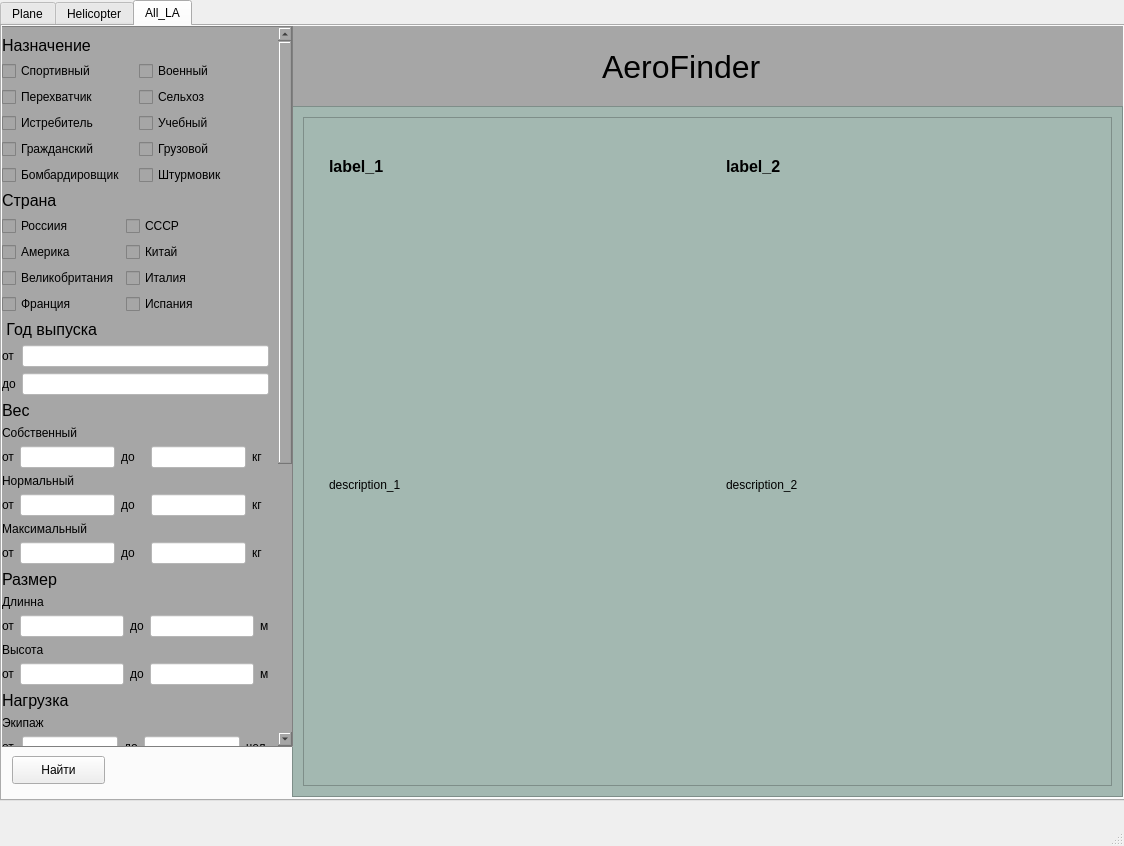
MrParkour/AeroFinder, file ui_designes/ui_design_V_5.ui: the form before one commit.
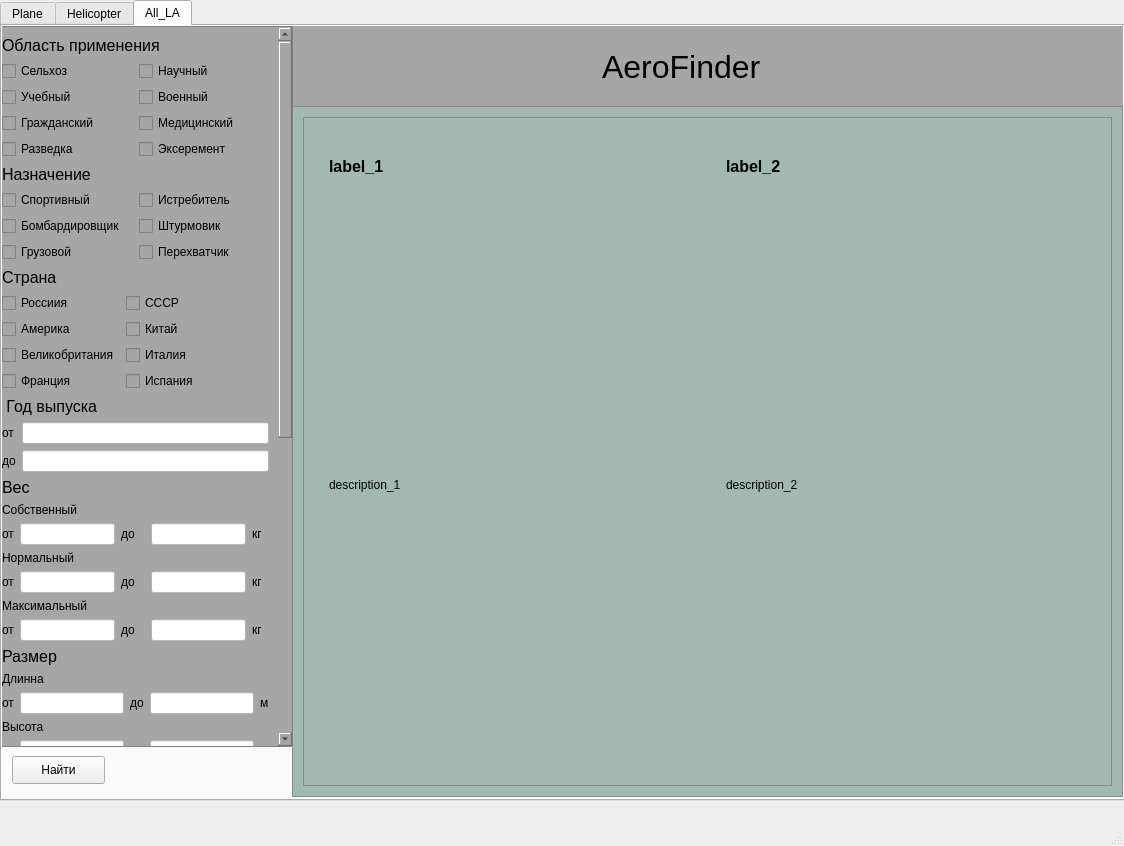
The form after the commit. The open tabs and pages were chosen to show the change.

What changed in the file:
```diff
--- a/ui_designes/ui_design_V_5.ui
+++ b/ui_designes/ui_design_V_5.ui
@@ -27,7 +27,7 @@
      </rect>
     </property>
     <property name="currentIndex">
-     <number>2</number>
+     <number>1</number>
     </property>
     <widget class="QWidget" name="tab_plane">
      <attribute name="title">
@@ -307,7 +307,7 @@
           <property name="geometry">
            <rect>
             <x>0</x>
-            <y>-768</y>
+            <y>0</y>
             <width>258</width>
             <height>1467</height>
            </rect>
@@ -2848,184 +2848,26 @@
          <widget class="QWidget" name="scrollAreaWidgetContents_6">
           <property name="geometry">
            <rect>
-            <x>0</x>
-            <y>-614</y>
-            <width>256</width>
-            <height>1311</height>
+            <x>-1</x>
+            <y>0</y>
+            <width>263</width>
+            <height>1398</height>
            </rect>
           </property>
           <layout class="QGridLayout" name="gridLayout_25">
-           <item row="12" column="0">
-            <widget class="QLabel" name="label_182">
+           <item row="0" column="0">
+            <widget class="QLabel" name="label_99">
              <property name="font">
               <font>
                <pointsize>12</pointsize>
               </font>
              </property>
              <property name="text">
-              <string>Полёт</string>
+              <string>Область применения</string>
              </property>
             </widget>
            </item>
-           <item row="8" column="0">
-            <widget class="QLabel" name="label_154">
-             <property name="font">
-              <font>
-               <pointsize>12</pointsize>
-              </font>
-             </property>
-             <property name="text">
-              <string>Размер</string>
-             </property>
-            </widget>
-           </item>
-           <item row="10" column="0">
-            <widget class="QLabel" name="label_173">
-             <property name="font">
-              <font>
-               <pointsize>12</pointsize>
-              </font>
-             </property>
-             <property name="text">
-              <string>Нагрузка</string>
-             </property>
-            </widget>
-           </item>
-           <item row="1" column="0">
-            <layout class="QGridLayout" name="gridLayout_18">
-             <item row="0" column="1">
-              <widget class="QCheckBox" name="checkBox_83">
-               <property name="text">
-                <string>Военный</string>
-               </property>
-              </widget>
-             </item>
-             <item row="2" column="1">
-              <widget class="QCheckBox" name="checkBox_84">
-               <property name="text">
-                <string>Учебный</string>
-               </property>
-              </widget>
-             </item>
-             <item row="3" column="1">
-              <widget class="QCheckBox" name="checkBox_85">
-               <property name="text">
-                <string>Грузовой</string>
-               </property>
-              </widget>
-             </item>
-             <item row="1" column="1">
-              <widget class="QCheckBox" name="checkBox_86">
-               <property name="text">
-                <string>Сельхоз</string>
-               </property>
-              </widget>
-             </item>
-             <item row="0" column="0">
-              <widget class="QCheckBox" name="checkBox_87">
-               <property name="text">
-                <string>Спортивный</string>
-               </property>
-              </widget>
-             </item>
-             <item row="4" column="0">
-              <widget class="QCheckBox" name="checkBox_13">
-               <property name="text">
-                <string>Бомбардировщик</string>
-               </property>
-              </widget>
-             </item>
-             <item row="3" column="0">
-              <widget class="QCheckBox" name="checkBox_88">
-               <property name="text">
-                <string>Гражданский</string>
-               </property>
-              </widget>
-             </item>
-             <item row="2" column="0">
-              <widget class="QCheckBox" name="checkBox_14">
-               <property name="text">
-                <string>Истребитель</string>
-               </property>
-              </widget>
-             </item>
-             <item row="1" column="0">
-              <widget class="QCheckBox" name="checkBox_89">
-               <property name="text">
-                <string>Перехватчик</string>
-               </property>
-              </widget>
-             </item>
-             <item row="4" column="1">
-              <widget class="QCheckBox" name="checkBox_90">
-               <property name="text">
-                <string>Штурмовик</string>
-               </property>
-              </widget>
-             </item>
-            </layout>
-           </item>
-           <item row="3" column="0">
-            <layout class="QFormLayout" name="formLayout_10">
-             <item row="0" column="0">
-              <widget class="QCheckBox" name="ALL_coun_cb_Rus">
-               <property name="text">
-                <string>Россиия</string>
-               </property>
-              </widget>
-             </item>
-             <item row="0" column="1">
-              <widget class="QCheckBox" name="ALL_coun_cb_USSR">
-               <property name="text">
-                <string>СССР</string>
-               </property>
-              </widget>
-             </item>
-             <item row="1" column="0">
-              <widget class="QCheckBox" name="ALL_coun_cb_Amer">
-               <property name="text">
-                <string>Америка</string>
-               </property>
-              </widget>
-             </item>
-             <item row="1" column="1">
-              <widget class="QCheckBox" name="ALL_coun_cb_Chinazes">
-               <property name="text">
-                <string>Китай</string>
-               </property>
-              </widget>
-             </item>
-             <item row="2" column="0">
-              <widget class="QCheckBox" name="ALL_coun_cb_GBrit">
-               <property name="text">
-                <string>Великобритания</string>
-               </property>
-              </widget>
-             </item>
-             <item row="2" column="1">
-              <widget class="QCheckBox" name="ALL_coun_cb_Itali">
-               <property name="text">
-                <string>Италия</string>
-               </property>
-              </widget>
-             </item>
-             <item row="3" column="0">
-              <widget class="QCheckBox" name="ALL_coun_cb_Fran">
-               <property name="text">
-                <string>Франция</string>
-               </property>
-              </widget>
-             </item>
-             <item row="3" column="1">
-              <widget class="QCheckBox" name="ALL_coun_cb_Spain">
-               <property name="text">
-                <string>Испания</string>
-               </property>
-              </widget>
-             </item>
-            </layout>
-           </item>
-           <item row="7" column="0">
+           <item row="9" column="0">
             <layout class="QGridLayout" name="gridLayout_weight_3">
              <item row="1" column="0">
               <widget class="QLabel" name="label_69">
@@ -3155,7 +2997,7 @@
              </item>
             </layout>
            </item>
-           <item row="5" column="0">
+           <item row="7" column="0">
             <layout class="QFormLayout" name="formLayout_5">
              <item row="0" column="0">
               <widget class="QLabel" name="label_155">
@@ -3187,7 +3029,7 @@
              </item>
             </layout>
            </item>
-           <item row="9" column="0">
+           <item row="11" column="0">
             <layout class="QGridLayout" name="gridLayout_size_3">
              <item row="0" column="0" colspan="5">
               <widget class="QLabel" name="P_size_lb_long_3">
@@ -3275,7 +3117,149 @@
              </item>
             </layout>
            </item>
-           <item row="11" column="0">
+           <item row="10" column="0">
+            <widget class="QLabel" name="label_154">
+             <property name="font">
+              <font>
+               <pointsize>12</pointsize>
+              </font>
+             </property>
+             <property name="text">
+              <string>Размер</string>
+             </property>
+            </widget>
+           </item>
+           <item row="14" column="0">
+            <widget class="QLabel" name="label_182">
+             <property name="font">
+              <font>
+               <pointsize>12</pointsize>
+              </font>
+             </property>
+             <property name="text">
+              <string>Полёт</string>
+             </property>
+            </widget>
+           </item>
+           <item row="12" column="0">
+            <widget class="QLabel" name="label_173">
+             <property name="font">
+              <font>
+               <pointsize>12</pointsize>
+              </font>
+             </property>
+             <property name="text">
+              <string>Нагрузка</string>
+             </property>
+            </widget>
+           </item>
+           <item row="3" column="0">
+            <layout class="QGridLayout" name="gridLayout_18">
+             <item row="0" column="0">
+              <widget class="QCheckBox" name="checkBox_87">
+               <property name="text">
+                <string>Спортивный</string>
+               </property>
+              </widget>
+             </item>
+             <item row="2" column="0">
+              <widget class="QCheckBox" name="checkBox_85">
+               <property name="text">
+                <string>Грузовой</string>
+               </property>
+              </widget>
+             </item>
+             <item row="0" column="1">
+              <widget class="QCheckBox" name="checkBox_14">
+               <property name="text">
+                <string>Истребитель</string>
+               </property>
+              </widget>
+             </item>
+             <item row="1" column="0">
+              <widget class="QCheckBox" name="checkBox_13">
+               <property name="text">
+                <string>Бомбардировщик</string>
+               </property>
+              </widget>
+             </item>
+             <item row="1" column="1">
+              <widget class="QCheckBox" name="checkBox_90">
+               <property name="text">
+                <string>Штурмовик</string>
+               </property>
+              </widget>
+             </item>
+             <item row="2" column="1">
+              <widget class="QCheckBox" name="checkBox_89">
+               <property name="text">
+                <string>Перехватчик</string>
+               </property>
+              </widget>
+             </item>
+            </layout>
+           </item>
+           <item row="5" column="0">
+            <layout class="QFormLayout" name="formLayout_10">
+             <item row="0" column="0">
+              <widget class="QCheckBox" name="ALL_coun_cb_Rus">
+               <property name="text">
+                <string>Россиия</string>
+               </property>
+              </widget>
+             </item>
+             <item row="0" column="1">
+              <widget class="QCheckBox" name="ALL_coun_cb_USSR">
+               <property name="text">
+                <string>СССР</string>
+               </property>
+              </widget>
+             </item>
+             <item row="1" column="0">
+              <widget class="QCheckBox" name="ALL_coun_cb_Amer">
+               <property name="text">
+                <string>Америка</string>
+               </property>
+              </widget>
+             </item>
+             <item row="1" column="1">
+              <widget class="QCheckBox" name="ALL_coun_cb_Chinazes">
+               <property name="text">
+                <string>Китай</string>
+               </property>
+              </widget>
+             </item>
+             <item row="2" column="0">
+              <widget class="QCheckBox" name="ALL_coun_cb_GBrit">
+               <property name="text">
+                <string>Великобритания</string>
+               </property>
+              </widget>
+             </item>
+             <item row="2" column="1">
+              <widget class="QCheckBox" name="ALL_coun_cb_Itali">
+               <property name="text">
+                <string>Италия</string>
+               </property>
+              </widget>
+             </item>
+             <item row="3" column="0">
+              <widget class="QCheckBox" name="ALL_coun_cb_Fran">
+               <property name="text">
+                <string>Франция</string>
+               </property>
+              </widget>
+             </item>
+             <item row="3" column="1">
+              <widget class="QCheckBox" name="ALL_coun_cb_Spain">
+               <property name="text">
+                <string>Испания</string>
+               </property>
+              </widget>
+             </item>
+            </layout>
+           </item>
+           <item row="13" column="0">
             <layout class="QGridLayout" name="gridLayout_load_3">
              <item row="7" column="1">
               <widget class="QLineEdit" name="ALL_load_line_maxlo_ot">
@@ -3448,7 +3432,7 @@
              </item>
             </layout>
            </item>
-           <item row="13" column="0">
+           <item row="15" column="0">
             <layout class="QGridLayout" name="gridLayout_flight_3">
              <item row="5" column="4">
               <widget class="QLabel" name="P_fl_lb_rang_km_3">
@@ -3620,7 +3604,7 @@
              </item>
             </layout>
            </item>
-           <item row="2" column="0">
+           <item row="4" column="0">
             <widget class="QLabel" name="label_61">
              <property name="font">
               <font>
@@ -3632,7 +3616,7 @@
              </property>
             </widget>
            </item>
-           <item row="4" column="0">
+           <item row="6" column="0">
             <widget class="QLabel" name="label_152">
              <property name="font">
               <font>
@@ -3644,19 +3628,7 @@
              </property>
             </widget>
            </item>
-           <item row="6" column="0">
-            <widget class="QLabel" name="label_153">
-             <property name="font">
-              <font>
-               <pointsize>12</pointsize>
-              </font>
-             </property>
-             <property name="text">
-              <string>Вес</string>
-             </property>
-            </widget>
-           </item>
-           <item row="0" column="0">
+           <item row="2" column="0">
             <widget class="QLabel" name="label_56">
              <property name="font">
               <font>
@@ -3668,7 +3640,7 @@
              </property>
             </widget>
            </item>
-           <item row="14" column="0">
+           <item row="16" column="0">
             <widget class="QLabel" name="label_191">
              <property name="font">
               <font>
@@ -3680,7 +3652,19 @@
              </property>
             </widget>
            </item>
-           <item row="15" column="0">
+           <item row="8" column="0">
+            <widget class="QLabel" name="label_153">
+             <property name="font">
+              <font>
+               <pointsize>12</pointsize>
+              </font>
+             </property>
+             <property name="text">
+              <string>Вес</string>
+             </property>
+            </widget>
+           </item>
+           <item row="17" column="0">
             <widget class="QLabel" name="label_192">
              <property name="font">
               <font>
@@ -3695,7 +3679,7 @@
              </property>
             </widget>
            </item>
-           <item row="16" column="0">
+           <item row="18" column="0">
             <layout class="QGridLayout" name="gridLayout_16">
              <item row="0" column="0">
               <widget class="QCheckBox" name="ALL_eng_type_cb_TRDD">
@@ -3727,6 +3711,72 @@
              </item>
             </layout>
            </item>
+           <item row="1" column="0">
+            <layout class="QGridLayout" name="gridLayout_19">
+             <property name="sizeConstraint">
+              <enum>QLayout::SetDefaultConstraint</enum>
+             </property>
+             <property name="horizontalSpacing">
+              <number>7</number>
+             </property>
+             <item row="2" column="0">
+              <widget class="QCheckBox" name="checkBox_88">
+               <property name="text">
+                <string>Гражданский</string>
+               </property>
+              </widget>
+             </item>
+             <item row="0" column="0">
+              <widget class="QCheckBox" name="checkBox_86">
+               <property name="text">
+                <string>Сельхоз</string>
+               </property>
+              </widget>
+             </item>
+             <item row="1" column="0">
+              <widget class="QCheckBox" name="checkBox_84">
+               <property name="text">
+                <string>Учебный</string>
+               </property>
+              </widget>
+             </item>
+             <item row="0" column="1">
+              <widget class="QCheckBox" name="checkBox">
+               <property name="text">
+                <string>Научный</string>
+               </property>
+              </widget>
+             </item>
+             <item row="1" column="1">
+              <widget class="QCheckBox" name="checkBox_83">
+               <property name="text">
+                <string>Военный</string>
+               </property>
+              </widget>
+             </item>
+             <item row="2" column="1">
+              <widget class="QCheckBox" name="checkBox_2">
+               <property name="text">
+                <string>Медицинский</string>
+               </property>
+              </widget>
+             </item>
+             <item row="3" column="0">
+              <widget class="QCheckBox" name="checkBox_3">
+               <property name="text">
+                <string>Разведка</string>
+               </property>
+              </widget>
+             </item>
+             <item row="3" column="1">
+              <widget class="QCheckBox" name="checkBox_4">
+               <property name="text">
+                <string>Эксеремент</string>
+               </property>
+              </widget>
+             </item>
+            </layout>
+           </item>
           </layout>
          </widget>
         </widget>
```
